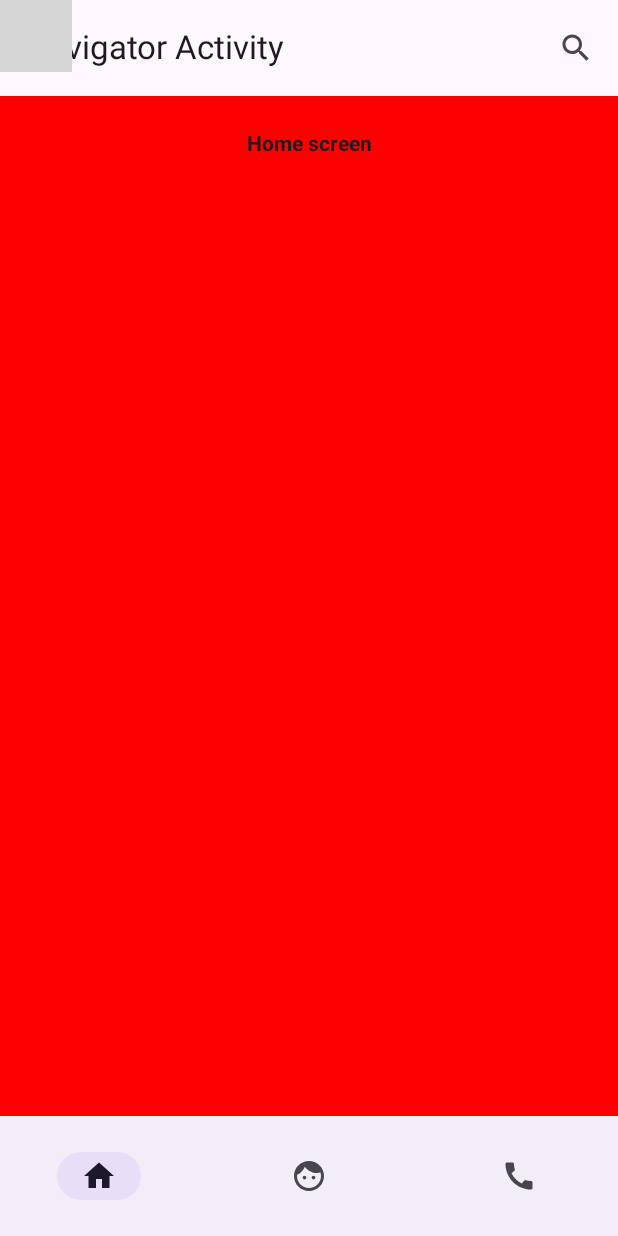
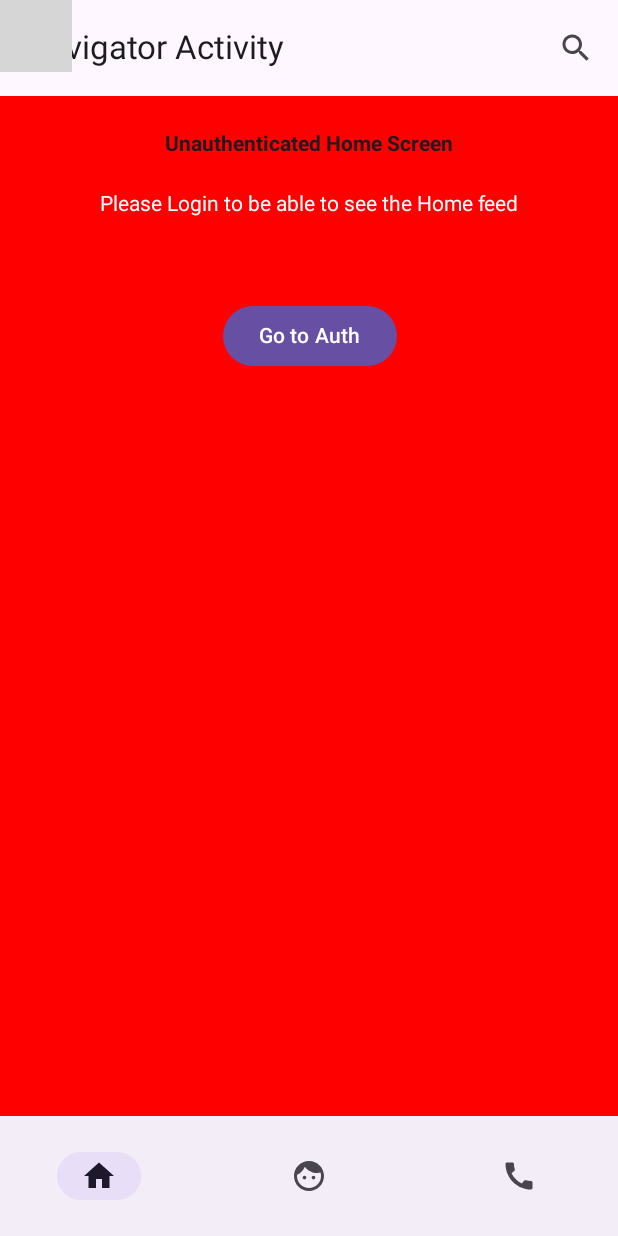
Before and after one commit to pablichjenkov/nav3-playground, an Android app built with Jetpack Compose: the screen it shows after launch (HomeActivity), on a phone screen of 412 x 824 dp. Run offline under Robolectric (Android 15) with nearby library versions, the phone set to English and light mode, and no system bars; our stand-ins replace Navigation 3; libraries missing offline, so code that uses them is left out: androidx.navigationevent, androidx.navigationevent.compose; 1 statement that could not run was skipped; grey boxes are pictures that could not be loaded.

Commit message:
- Update nav3 dependency - Create a new module for authorization/authentication. FeatureAuthModule

```diff
--- a/app/src/main/java/com/macaosoftware/nav3playground/arch/FeatureAppModule.kt
+++ b/app/src/main/java/com/macaosoftware/nav3playground/arch/FeatureAppModule.kt
@@ -1,10 +1,20 @@
 package com.macaosoftware.nav3playground.arch
 
+import androidx.compose.foundation.layout.Column
+import androidx.compose.foundation.layout.Spacer
+import androidx.compose.foundation.layout.height
 import androidx.compose.material.icons.Icons
 import androidx.compose.material.icons.filled.Home
+import androidx.compose.material3.Button
+import androidx.compose.material3.Text
+import androidx.compose.ui.Alignment
+import androidx.compose.ui.Modifier
+import androidx.compose.ui.graphics.Color
+import androidx.compose.ui.unit.dp
 import androidx.navigation3.runtime.EntryProviderBuilder
 import androidx.navigation3.runtime.entry
 import com.macaosoftware.nav3playground.common.arch.FeatureModule
+import com.macaosoftware.nav3playground.common.auth.arch.FeatureAuthModule
 import com.macaosoftware.nav3playground.common.ui.navigation.NavBarItem
 import com.macaosoftware.nav3playground.common.ui.navigation.Route
 import com.macaosoftware.nav3playground.common.ui.navigation.StackNavigator
@@ -16,13 +26,39 @@ private data object Home : NavBarItem(icon = Icons.Default.Home, description = "
 
 class FeatureAppModule : FeatureModule {
 
+    // TODO: Inject this using Metro
+    private val featureAuthModule = FeatureAuthModule()
+    private val authEntryPointRoute = featureAuthModule.getModuleNavBarItem()
+
     override fun getModuleNavBarItem(): NavBarItem = Home
 
     fun getModuleAppEntryProviderBuilder(
         stackNavigator: StackNavigator
     ): EntryProviderBuilderLambda = {
         entry<Home> {
-            ContentRed("Home screen")
+            ContentRed(title ="Unauthenticated Home Screen") {
+                Column(
+                    horizontalAlignment = Alignment.CenterHorizontally
+                ) {
+                    Text(
+                        text = "Please Login to be able to see the Home feed",
+                        color = Color.White
+                    )
+                    Spacer(modifier = Modifier.height(height = 56.dp))
+                    Button(onClick = {
+                        stackNavigator.navigateInsideCurrentTopLevel(
+                            navBarItem = Home,
+                            route = authEntryPointRoute
+                        )
+                    }) {
+                        Text("Go to Auth")
+                    }
+                }
+            }
         }
+
+        featureAuthModule.getModuleAuthEntryProviderBuilder(
+            stackNavigator = stackNavigator
+        ).invoke(this)
     }
 }
--- /dev/null
+++ b/common/src/main/java/com/macaosoftware/nav3playground/common/auth/arch/FeatureAuthModule.kt
@@ -0,0 +1,43 @@
+package com.macaosoftware.nav3playground.common.auth.arch
+
+import androidx.compose.material.icons.Icons
+import androidx.compose.material.icons.filled.Call
+import androidx.compose.material.icons.filled.Settings
+import androidx.compose.runtime.remember
+import androidx.navigation3.runtime.EntryProviderBuilder
+import androidx.navigation3.runtime.entry
+import com.macaosoftware.nav3playground.common.arch.FeatureModule
+import com.macaosoftware.nav3playground.common.auth.ui.CreateAccountContainer
+import com.macaosoftware.nav3playground.common.auth.ui.LoginContainer
+import com.macaosoftware.nav3playground.common.ui.navigation.NavBarItem
+import com.macaosoftware.nav3playground.common.ui.navigation.Route
+import com.macaosoftware.nav3playground.common.ui.navigation.StackNavigator
+
+private typealias EntryProviderBuilderLambda = EntryProviderBuilder<Route>.() -> Unit
+
+private data object Login : NavBarItem(
+    icon = Icons.Default.Call,
+    description = "Login"
+)
+
+private data object CreateAccount : NavBarItem(
+    icon = Icons.Default.Settings,
+    description = "CreateAccount"
+)
+
+class FeatureAuthModule : FeatureModule {
+
+    override fun getModuleNavBarItem(): NavBarItem = Login
+
+    fun getModuleAuthEntryProviderBuilder(
+        stackNavigator: StackNavigator,
+    ): EntryProviderBuilderLambda = {
+        entry<Login> {
+            LoginContainer()
+        }
+        entry<CreateAccount> {
+            CreateAccountContainer()
+        }
+    }
+
+}
--- a/common/src/main/java/com/macaosoftware/nav3playground/common/ui/navigation/StackNavigator.kt
+++ b/common/src/main/java/com/macaosoftware/nav3playground/common/ui/navigation/StackNavigator.kt
@@ -6,7 +6,6 @@ import androidx.compose.runtime.mutableStateOf
 import androidx.compose.runtime.setValue
 
 class StackNavigator(
-    parentStackNavigator: StackNavigator? = null,
     navBarItemList: List<NavBarItem>,
     val onExit: () -> Unit
 ) {
@@ -16,10 +15,12 @@ class StackNavigator(
     var currentNavItem by mutableStateOf<NavBarItem>(value = navBarItemList[0])
         private set
 
-    var childrenStackNavigator = mutableMapOf<String, StackNavigator>()
+    val childrenStackNavigatorMap by lazy {
+        mutableMapOf<String, StackNavigator>()
+    }
 
     private val stackToNavBarItemMap: LinkedHashMap<NavBarItem, MutableList<Route>> =
-        LinkedHashMap<NavBarItem, MutableList<Route>>()
+        LinkedHashMap()
 
     private val navBarItemTransactionHistory = mutableListOf<NavBarItem>()
 
--- a/moduleB/src/main/java/com/macaosoftware/nav3playground/moduleB/ui/ModuleBDrawerNavigation.kt
+++ b/moduleB/src/main/java/com/macaosoftware/nav3playground/moduleB/ui/ModuleBDrawerNavigation.kt
@@ -55,7 +55,7 @@ fun ModuleBDrawerNavigation(
     val drawerState = rememberDrawerState(initialValue = DrawerValue.Closed)
     val scope = rememberCoroutineScope()
     val stackNavigator = remember {
-        parentStackNavigator.childrenStackNavigator.getOrPut(
+        parentStackNavigator.childrenStackNavigatorMap.getOrPut(
             key = "ModuleBDrawerNavigation",
             defaultValue = {
                 StackNavigator(
```
Also changed, not shown: common/src/main/java/com/macaosoftware/nav3playground/common/auth/ui/CreateAccountContainer.kt (added, +26 -0 lines), common/src/main/java/com/macaosoftware/nav3playground/common/auth/ui/LoginContainer.kt (added, +26 -0 lines), gradle/libs.versions.toml (+4 -4 lines), moduleB/src/main/java/com/macaosoftware/nav3playground/moduleB/arch/FeatureBModule.kt (line endings or trailing spaces).
